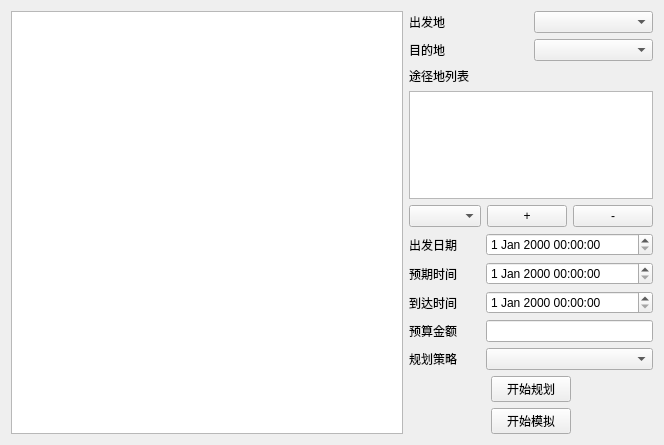
Above: Travel_Simulation/mainwindow.ui from JmPotato/Travel_Simulation before the change. Below: the same form after it.
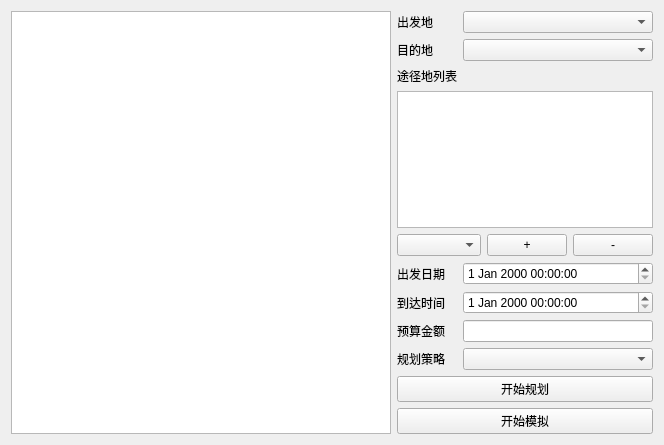
That is the form after the change.

What changed in the file:
```diff
--- a/Travel_Simulation/mainwindow.ui
+++ b/Travel_Simulation/mainwindow.ui
@@ -14,214 +14,112 @@
    <string>Travel Simulation</string>
   </property>
   <widget class="QWidget" name="centralWidget">
-   <layout class="QHBoxLayout" name="horizontalLayout_11" stretch="8,2">
+   <layout class="QHBoxLayout" name="horizontalLayout">
     <item>
      <widget class="QTextBrowser" name="logBrowser"/>
     </item>
     <item>
-     <layout class="QVBoxLayout" name="verticalLayout">
-      <item>
-       <layout class="QHBoxLayout" name="horizontalLayout_7">
-        <item>
-         <widget class="QLabel" name="depatureLabel">
+     <layout class="QGridLayout" name="gridLayout">
+      <item row="16" column="0" colspan="4">
+       <widget class="QPushButton" name="simButton">
           <property name="text">
-           <string>出发地</string>
+         <string>开始模拟</string>
           </property>
          </widget>
         </item>
-        <item>
-         <widget class="QComboBox" name="departureBox"/>
-        </item>
-       </layout>
+      <item row="4" column="0" colspan="4">
+       <widget class="QListWidget" name="passList"/>
+      </item>
+      <item row="13" column="1" colspan="3">
+       <widget class="QLineEdit" name="budgetEdit"/>
       </item>
-      <item>
-       <layout class="QHBoxLayout" name="horizontalLayout_8">
-        <item>
-         <widget class="QLabel" name="destinationLabel">
-          <property name="text">
-           <string>目的地</string>
-          </property>
-         </widget>
-        </item>
-        <item>
-         <widget class="QComboBox" name="destinationBox"/>
-        </item>
-       </layout>
-      </item>
-      <item>
+      <item row="3" column="0">
        <widget class="QLabel" name="passLable">
         <property name="text">
          <string>途径地列表</string>
         </property>
        </widget>
       </item>
-      <item>
-       <widget class="QListWidget" name="passList"/>
+      <item row="12" column="1" colspan="3">
+       <widget class="QDateTimeEdit" name="endTime"/>
       </item>
-      <item>
-       <layout class="QHBoxLayout" name="horizontalLayout_6">
-        <item>
-         <widget class="QComboBox" name="cityBox"/>
-        </item>
-        <item>
+      <item row="2" column="0">
+       <widget class="QLabel" name="destinationLabel">
+        <property name="text">
+         <string>目的地</string>
+        </property>
+       </widget>
+      </item>
+      <item row="15" column="0" colspan="4">
+       <widget class="QPushButton" name="planButton">
+        <property name="text">
+         <string>开始规划</string>
+        </property>
+       </widget>
+      </item>
+      <item row="11" column="1" colspan="3">
+       <widget class="QDateTimeEdit" name="startTime"/>
+      </item>
+      <item row="0" column="1" colspan="3">
+       <widget class="QComboBox" name="departureBox"/>
+      </item>
+      <item row="13" column="0">
+       <widget class="QLabel" name="budgetLabel">
+        <property name="text">
+         <string>预算金额</string>
+        </property>
+       </widget>
+      </item>
+      <item row="5" column="2">
          <widget class="QPushButton" name="addCity">
           <property name="text">
            <string>+</string>
           </property>
          </widget>
         </item>
-        <item>
+      <item row="5" column="3">
          <widget class="QPushButton" name="deleteCity">
           <property name="text">
            <string>-</string>
           </property>
          </widget>
         </item>
-       </layout>
-      </item>
-      <item>
-       <layout class="QHBoxLayout" name="horizontalLayout_2" stretch="3,7">
-        <item>
-         <widget class="QLabel" name="startTimeLabel">
-          <property name="text">
-           <string>出发日期</string>
-          </property>
-         </widget>
-        </item>
-        <item>
-         <widget class="QDateTimeEdit" name="startTime"/>
-        </item>
-       </layout>
-      </item>
-      <item>
-       <layout class="QHBoxLayout" name="horizontalLayout_3" stretch="3,7">
-        <item>
-         <widget class="QLabel" name="expectedTimeLabel">
-          <property name="text">
-           <string>预期时间</string>
-          </property>
-         </widget>
-        </item>
-        <item>
-         <widget class="QDateTimeEdit" name="expectedTime"/>
-        </item>
-       </layout>
-      </item>
-      <item>
-       <layout class="QHBoxLayout" name="horizontalLayout_4" stretch="3,7">
-        <item>
+      <item row="12" column="0">
          <widget class="QLabel" name="endTimeLabel">
           <property name="text">
            <string>到达时间</string>
           </property>
          </widget>
         </item>
-        <item>
-         <widget class="QDateTimeEdit" name="endTime"/>
-        </item>
-       </layout>
-      </item>
-      <item>
-       <layout class="QHBoxLayout" name="horizontalLayout" stretch="3,7">
-        <item>
-         <widget class="QLabel" name="budgetLabel">
+      <item row="0" column="0">
+       <widget class="QLabel" name="depatureLabel">
           <property name="text">
-           <string>预算金额</string>
+         <string>出发地</string>
           </property>
          </widget>
         </item>
-        <item>
-         <widget class="QLineEdit" name="budgetEdit"/>
-        </item>
-       </layout>
+      <item row="2" column="1" colspan="3">
+       <widget class="QComboBox" name="destinationBox"/>
+      </item>
+      <item row="5" column="0" colspan="2">
+       <widget class="QComboBox" name="cityBox"/>
       </item>
-      <item>
-       <layout class="QHBoxLayout" name="horizontalLayout_5" stretch="3,7">
-        <item>
+      <item row="11" column="0">
+       <widget class="QLabel" name="startTimeLabel">
+        <property name="text">
+         <string>出发日期</string>
+        </property>
+       </widget>
+      </item>
+      <item row="14" column="0">
          <widget class="QLabel" name="label">
           <property name="text">
            <string>规划策略</string>
           </property>
          </widget>
         </item>
-        <item>
+      <item row="14" column="1" colspan="3">
          <widget class="QComboBox" name="strategyBox"/>
-        </item>
-       </layout>
-      </item>
-      <item>
-       <layout class="QHBoxLayout" name="horizontalLayout_9">
-        <item>
-         <spacer name="horizontalSpacer_2">
-          <property name="orientation">
-           <enum>Qt::Horizontal</enum>
-          </property>
-          <property name="sizeHint" stdset="0">
-           <size>
-            <width>40</width>
-            <height>20</height>
-           </size>
-          </property>
-         </spacer>
-        </item>
-        <item>
-         <widget class="QPushButton" name="planButton">
-          <property name="text">
-           <string>开始规划</string>
-          </property>
-         </widget>
-        </item>
-        <item>
-         <spacer name="horizontalSpacer">
-          <property name="orientation">
-           <enum>Qt::Horizontal</enum>
-          </property>
-          <property name="sizeHint" stdset="0">
-           <size>
-            <width>40</width>
-            <height>20</height>
-           </size>
-          </property>
-         </spacer>
-        </item>
-       </layout>
-      </item>
-      <item>
-       <layout class="QHBoxLayout" name="horizontalLayout_10">
-        <item>
-         <spacer name="horizontalSpacer_4">
-          <property name="orientation">
-           <enum>Qt::Horizontal</enum>
-          </property>
-          <property name="sizeHint" stdset="0">
-           <size>
-            <width>40</width>
-            <height>20</height>
-           </size>
-          </property>
-         </spacer>
-        </item>
-        <item>
-         <widget class="QPushButton" name="simButton">
-          <property name="text">
-           <string>开始模拟</string>
-          </property>
-         </widget>
-        </item>
-        <item>
-         <spacer name="horizontalSpacer_3">
-          <property name="orientation">
-           <enum>Qt::Horizontal</enum>
-          </property>
-          <property name="sizeHint" stdset="0">
-           <size>
-            <width>40</width>
-            <height>20</height>
-           </size>
-          </property>
-         </spacer>
-        </item>
-       </layout>
       </item>
      </layout>
     </item>
```
Lines whose indentation alone changed are shown as unchanged.
